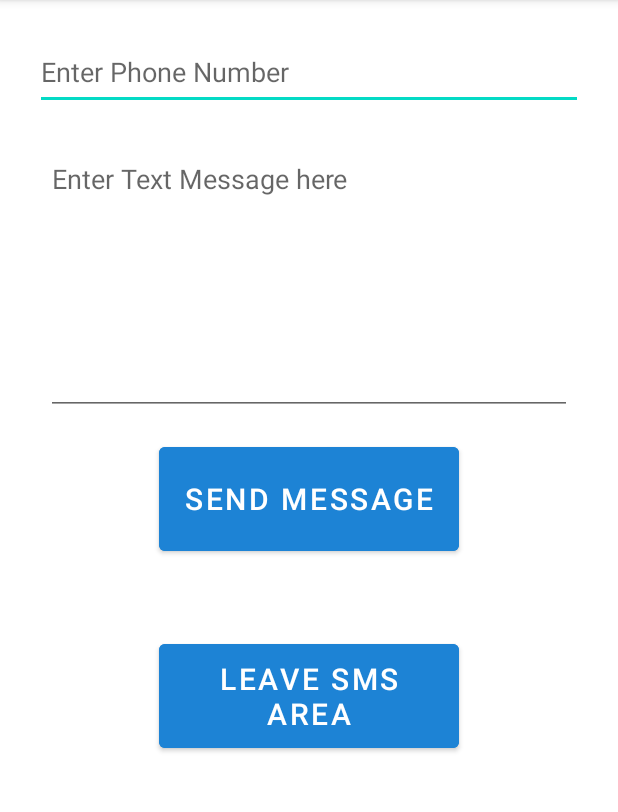
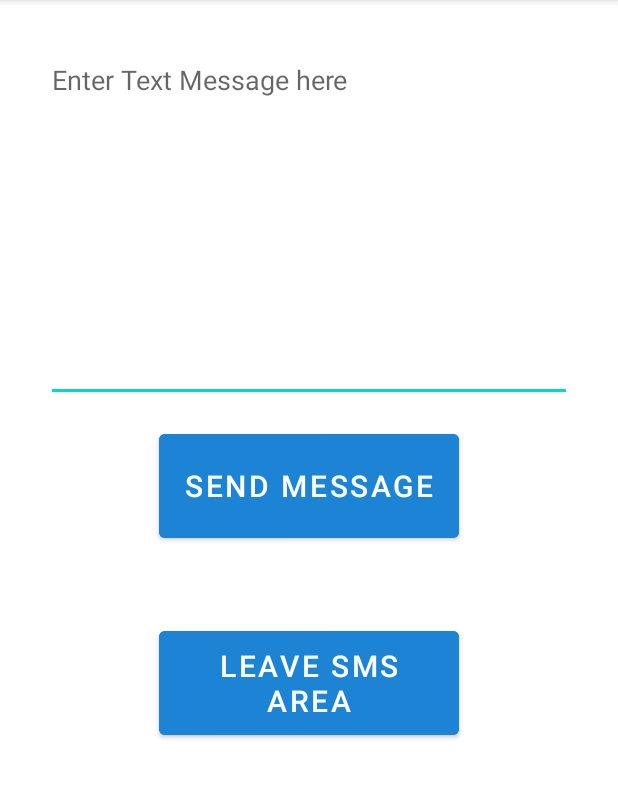
Before and after one commit to Efeighery/MedsUpApp, an Android app: the TextMaker screen opened directly, with no data from a screen before it, after a tap on "SEND MESSAGE", on a phone screen of 412 x 824 dp, the part 84-896 px from its top. Run offline under Robolectric (Android 15) with nearby library versions, the phone set to English and light mode, and no system bars.

Commit message:
Altered TextMaker to utilise WhatsApp

```diff
--- a/app/src/main/java/com/example/medsupapp/TextMaker.java
+++ b/app/src/main/java/com/example/medsupapp/TextMaker.java
@@ -28,13 +28,13 @@ import android.widget.Toast;
 
 /*
  *
- * @reference:  https://www.javatpoint.com/how-to-send-sms-in-android/TextMaker.java
+ * @reference:  https://www.geeksforgeeks.org/how-to-send-message-on-whatsapp-in-android/TextMaker.java
  *
  */
 
 public class TextMaker extends AppCompatActivity {
 
-    private EditText medNumber, medMessage;
+    private EditText medMessage;
     private Button sendMessage, home;
 
     @Override
@@ -42,7 +42,6 @@ public class TextMaker extends AppCompatActivity {
         super.onCreate(savedInstanceState);
         setContentView(R.layout.activity_text_maker);
 
-        medNumber = findViewById(R.id.phoneNo);
         medMessage = findViewById(R.id.textMsg);
         sendMessage = findViewById(R.id.sendTextBtn);
         home = findViewById(R.id.returnConBtn);
@@ -50,20 +49,37 @@ public class TextMaker extends AppCompatActivity {
         sendMessage.setOnClickListener(new View.OnClickListener() {
             @Override
             public void onClick(View v) {
-                String phoneNo = medNumber.getText().toString();
                 String message = medMessage.getText().toString();
 
-                Intent intent = new Intent(getApplicationContext(), TextMaker.class);
-                PendingIntent pen = PendingIntent.getActivity(getApplicationContext(), 0, intent, 0);
-
-                SmsManager smsManager = SmsManager.getDefault();
-                smsManager.sendTextMessage(phoneNo, null, message, pen, null);
-
-                Toast.makeText(TextMaker.this, "Message sending complete", Toast.LENGTH_SHORT).show();
+                // Activates this method after the message is obtained from the text field
+                sendMessageIntent(message);
             }
         });
 
         home.setOnClickListener(v -> startActivity(new Intent(TextMaker.this, MainActivity.class)));
     }
 
+    // This method uses an Intent object to send a message via WhatsApp
+    private void sendMessageIntent(String message){
+
+        // This will set the Intent action to send a message
+        Intent in = new Intent(Intent.ACTION_SEND);
+
+        // The Intent will be declared as a plain text type of message and the package will be set to check if WhatsApp has been installed
+        in.setType("text/plain");
+        in.setPackage("com.whatsapp");
+
+        // This will save the message when the app transitions to WhatsApp
+        in.putExtra(Intent.EXTRA_TEXT, message);
+
+        // If WhatsApp isn't in the user's phone, this message will appear instead
+        if(in.resolveActivity(getPackageManager()) == null){
+            Toast.makeText(TextMaker.this, "Install WhatsApp on your phone first", Toast.LENGTH_SHORT).show();
+
+            return;
+        }
+
+        startActivity(in);
+    }
+
 }
--- a/app/src/main/res/layout/activity_text_maker.xml
+++ b/app/src/main/res/layout/activity_text_maker.xml
@@ -9,21 +9,14 @@
     tools:context=".TextMaker">
 
     <!--Much like the Email Maker page, the phone number and text message body needs to be filled in to send the message, otherwise a prompt will appear-->
-    <EditText
-        android:id="@+id/phoneNo"
-        android:layout_width="match_parent"
-        android:layout_height="50dp"
-        android:hint="Enter Phone Number"
-        android:inputType="phone"
-        android:layout_margin="8dp"
-        />
 
     <EditText
         android:id="@+id/textMsg"
         android:layout_width="match_parent"
-        android:layout_height="180dp"
+        android:layout_height="wrap_content"
+        android:lines="10"
         android:hint="Enter Text Message here"
-        android:inputType="textLongMessage"
+        android:inputType="textMultiLine"
         android:layout_margin="15dp"
         android:gravity="start"
         />
```
